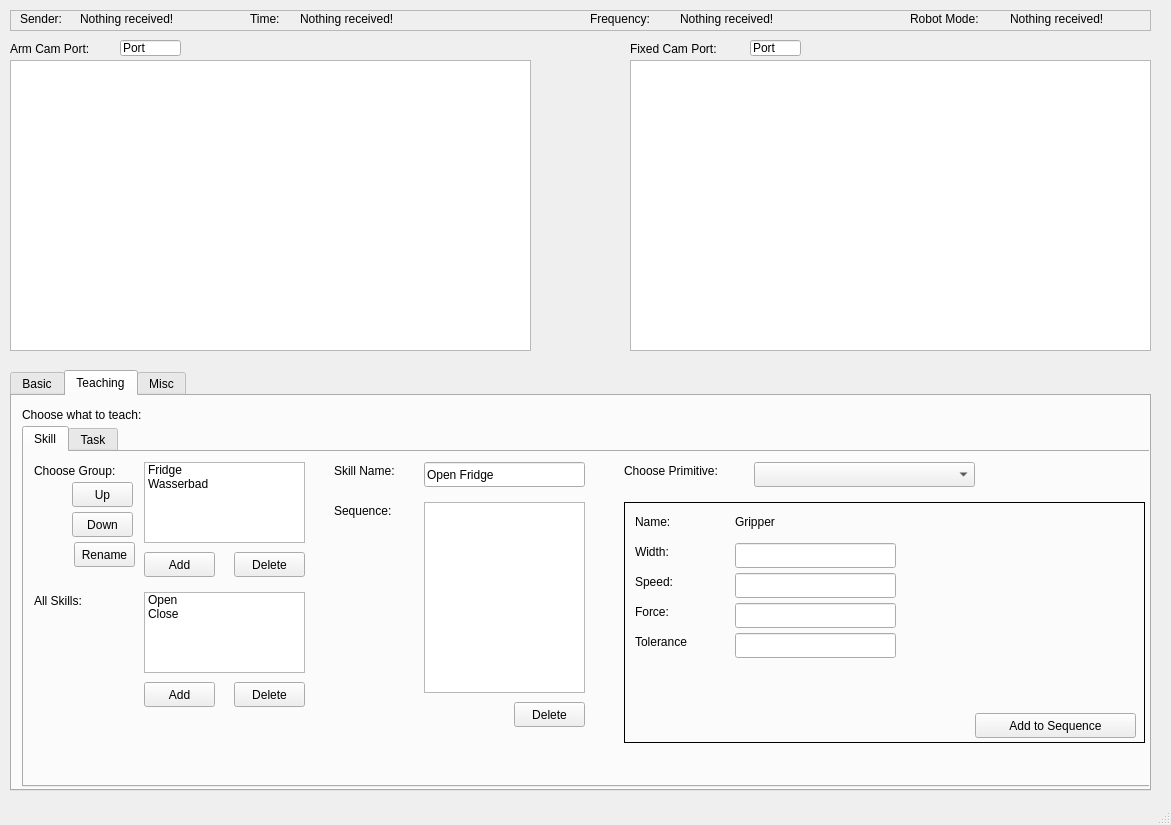
Before: the Qt Designer form user-interface/userinterface.ui in TheGaertner/cryopreservation-panda, drawn with Qt 5.
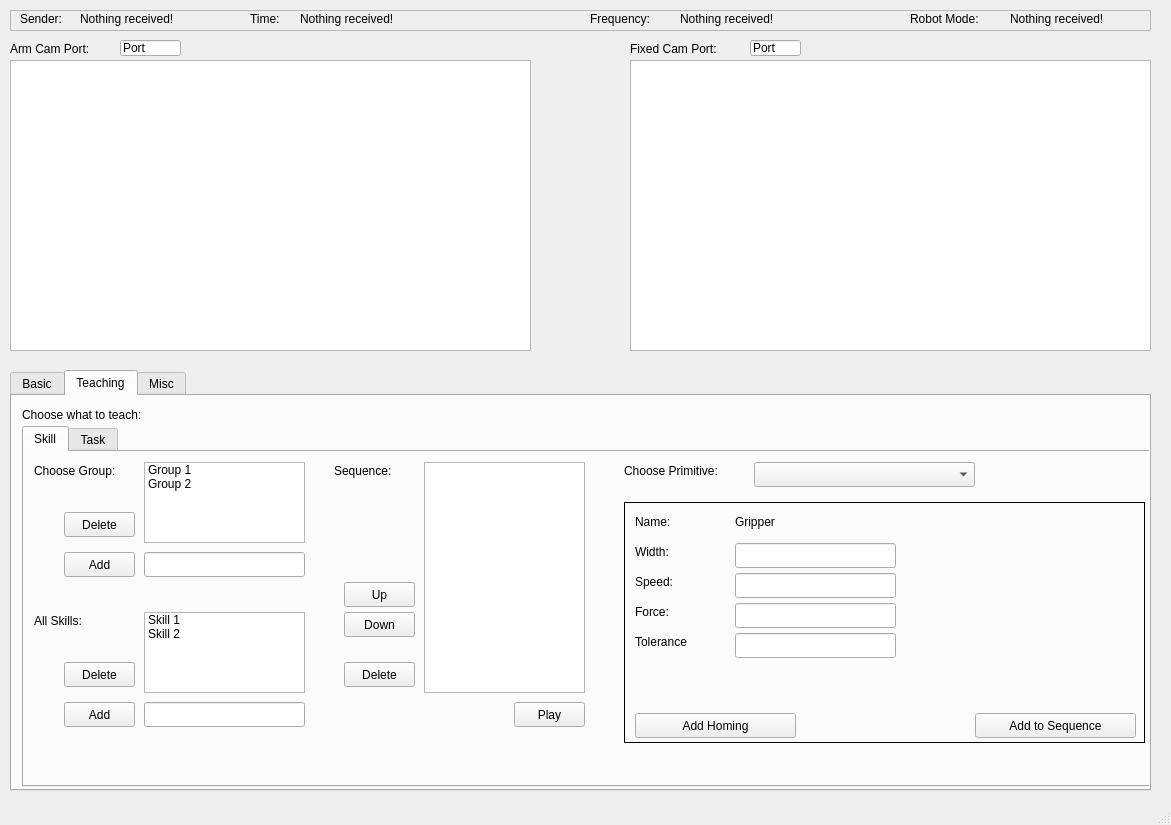
After: the same form once the commit is applied. The open tabs and pages were chosen to show the change. Icons and pictures are not drawn. Custom widgets are drawn as their Qt base class.

Diff of the .ui file:
```diff
--- a/user-interface/userinterface.ui
+++ b/user-interface/userinterface.ui
@@ -719,8 +719,8 @@
        <widget class="QPushButton" name="pushButton_23">
         <property name="geometry">
          <rect>
-          <x>490</x>
-          <y>250</y>
+          <x>320</x>
+          <y>210</y>
           <width>71</width>
           <height>25</height>
          </rect>
@@ -732,8 +732,8 @@
        <widget class="QPushButton" name="pushButton_14">
         <property name="geometry">
          <rect>
-          <x>120</x>
-          <y>230</y>
+          <x>40</x>
+          <y>250</y>
           <width>71</width>
           <height>25</height>
          </rect>
@@ -746,9 +746,9 @@
         <property name="geometry">
          <rect>
           <x>400</x>
-          <y>50</y>
+          <y>10</y>
           <width>161</width>
-          <height>191</height>
+          <height>231</height>
          </rect>
         </property>
        </widget>
@@ -756,7 +756,7 @@
         <property name="geometry">
          <rect>
           <x>310</x>
-          <y>50</y>
+          <y>10</y>
           <width>91</width>
           <height>17</height>
          </rect>
@@ -781,8 +781,8 @@
        <widget class="QPushButton" name="pushButton_22">
         <property name="geometry">
          <rect>
-          <x>210</x>
-          <y>230</y>
+          <x>40</x>
+          <y>210</y>
           <width>71</width>
           <height>25</height>
          </rect>
@@ -794,14 +794,14 @@
        <widget class="QLineEdit" name="lineEdit_11">
         <property name="geometry">
          <rect>
-          <x>400</x>
-          <y>10</y>
+          <x>120</x>
+          <y>250</y>
           <width>161</width>
           <height>25</height>
          </rect>
         </property>
         <property name="text">
-         <string>Open Fridge</string>
+         <string/>
         </property>
        </widget>
        <widget class="QLabel" name="label_21">
@@ -817,52 +817,10 @@
          <string>Choose Primitive:</string>
         </property>
        </widget>
-       <widget class="QListWidget" name="listWidget_4">
-        <property name="enabled">
-         <bool>true</bool>
-        </property>
-        <property name="geometry">
-         <rect>
-          <x>120</x>
-          <y>140</y>
-          <width>161</width>
-          <height>81</height>
-         </rect>
-        </property>
-        <item>
-         <property name="text">
-          <string>Open</string>
-         </property>
-         <property name="flags">
-          <set>ItemIsSelectable|ItemIsEditable|ItemIsDragEnabled|ItemIsUserCheckable|ItemIsEnabled</set>
-         </property>
-        </item>
-        <item>
-         <property name="text">
-          <string>Close</string>
-         </property>
-         <property name="flags">
-          <set>ItemIsSelectable|ItemIsEditable|ItemIsDragEnabled|ItemIsUserCheckable|ItemIsEnabled</set>
-         </property>
-        </item>
-       </widget>
-       <widget class="QLabel" name="label_17">
-        <property name="geometry">
-         <rect>
-          <x>310</x>
-          <y>10</y>
-          <width>91</width>
-          <height>17</height>
-         </rect>
-        </property>
-        <property name="text">
-         <string>Skill Name:</string>
-        </property>
-       </widget>
        <widget class="QPushButton" name="pushButton">
         <property name="geometry">
          <rect>
-          <x>120</x>
+          <x>40</x>
           <y>100</y>
           <width>71</width>
           <height>25</height>
@@ -875,8 +833,8 @@
        <widget class="QPushButton" name="pushButton_2">
         <property name="geometry">
          <rect>
-          <x>210</x>
-          <y>100</y>
+          <x>40</x>
+          <y>60</y>
           <width>71</width>
           <height>25</height>
          </rect>
@@ -908,7 +866,7 @@
          <enum>QFrame::Box</enum>
         </property>
         <property name="currentIndex">
-         <number>0</number>
+         <number>4</number>
         </property>
         <widget class="QWidget" name="page_7">
          <widget class="QLabel" name="label_47">
@@ -1099,7 +1057,7 @@
            </rect>
           </property>
           <property name="text">
-           <string>Duration:</string>
+           <string>Speed factor:</string>
           </property>
          </widget>
          <widget class="QPushButton" name="pushButton_32">
@@ -1352,7 +1310,7 @@
          <widget class="QLineEdit" name="lineEdit_32">
           <property name="geometry">
            <rect>
-            <x>310</x>
+            <x>150</x>
             <y>120</y>
             <width>41</width>
             <height>21</height>
@@ -1362,7 +1320,7 @@
          <widget class="QLineEdit" name="lineEdit_33">
           <property name="geometry">
            <rect>
-            <x>150</x>
+            <x>230</x>
             <y>120</y>
             <width>41</width>
             <height>21</height>
@@ -1372,7 +1330,7 @@
          <widget class="QLineEdit" name="lineEdit_34">
           <property name="geometry">
            <rect>
-            <x>230</x>
+            <x>310</x>
             <y>120</y>
             <width>41</width>
             <height>21</height>
@@ -1512,6 +1470,19 @@
            </rect>
           </property>
          </widget>
+         <widget class="QPushButton" name="pushButton_40">
+          <property name="geometry">
+           <rect>
+            <x>10</x>
+            <y>210</y>
+            <width>161</width>
+            <height>25</height>
+           </rect>
+          </property>
+          <property name="text">
+           <string>Add Homing</string>
+          </property>
+         </widget>
         </widget>
         <widget class="QWidget" name="page_12">
          <widget class="QLabel" name="label_124">
@@ -1798,7 +1769,7 @@
          <widget class="QLineEdit" name="lineEdit_58">
           <property name="geometry">
            <rect>
-            <x>280</x>
+            <x>278</x>
             <y>110</y>
             <width>41</width>
             <height>21</height>
@@ -1913,7 +1884,7 @@
         <property name="geometry">
          <rect>
           <x>10</x>
-          <y>140</y>
+          <y>160</y>
           <width>91</width>
           <height>17</height>
          </rect>
@@ -1922,11 +1893,50 @@
          <string>All Skills:</string>
         </property>
        </widget>
-       <widget class="QListWidget" name="listWidget_3">
+       <widget class="QLineEdit" name="lineEdit_13">
         <property name="geometry">
          <rect>
           <x>120</x>
-          <y>10</y>
+          <y>100</y>
+          <width>161</width>
+          <height>25</height>
+         </rect>
+        </property>
+        <property name="text">
+         <string/>
+        </property>
+       </widget>
+       <widget class="QPushButton" name="pushButton_24">
+        <property name="geometry">
+         <rect>
+          <x>320</x>
+          <y>160</y>
+          <width>71</width>
+          <height>25</height>
+         </rect>
+        </property>
+        <property name="text">
+         <string>Down</string>
+        </property>
+       </widget>
+       <widget class="QPushButton" name="pushButton_25">
+        <property name="geometry">
+         <rect>
+          <x>320</x>
+          <y>130</y>
+          <width>71</width>
+          <height>25</height>
+         </rect>
+        </property>
+        <property name="text">
+         <string>Up</string>
+        </property>
+       </widget>
+       <widget class="QListWidget" name="listWidget_4">
+        <property name="geometry">
+         <rect>
+          <x>120</x>
+          <y>160</y>
           <width>161</width>
           <height>81</height>
          </rect>
@@ -1938,11 +1948,11 @@
          <bool>false</bool>
         </property>
         <property name="dragDropMode">
-         <enum>QAbstractItemView::InternalMove</enum>
+         <enum>QAbstractItemView::NoDragDrop</enum>
         </property>
         <item>
          <property name="text">
-          <string>Fridge</string>
+          <string>Skill 1</string>
          </property>
          <property name="flags">
           <set>ItemIsSelectable|ItemIsEditable|ItemIsDragEnabled|ItemIsUserCheckable|ItemIsEnabled</set>
@@ -1950,50 +1960,44 @@
         </item>
         <item>
          <property name="text">
-          <string>Wasserbad</string>
+          <string>Skill 2</string>
          </property>
          <property name="flags">
           <set>ItemIsSelectable|ItemIsEditable|ItemIsDragEnabled|ItemIsUserCheckable|ItemIsEnabled</set>
          </property>
         </item>
        </widget>
-       <widget class="QPushButton" name="pushButton_24">
+       <widget class="QListWidget" name="listWidget_3">
         <property name="geometry">
          <rect>
-          <x>48</x>
-          <y>30</y>
-          <width>61</width>
-          <height>25</height>
+          <x>120</x>
+          <y>10</y>
+          <width>161</width>
+          <height>81</height>
          </rect>
         </property>
-        <property name="text">
-         <string>Up</string>
-        </property>
+        <item>
+         <property name="text">
+          <string>Group 1</string>
+         </property>
+        </item>
+        <item>
+         <property name="text">
+          <string>Group 2</string>
+         </property>
+        </item>
        </widget>
-       <widget class="QPushButton" name="pushButton_25">
+       <widget class="QPushButton" name="pushButton_34">
         <property name="geometry">
          <rect>
-          <x>48</x>
-          <y>60</y>
-          <width>61</width>
+          <x>490</x>
+          <y>250</y>
+          <width>71</width>
           <height>25</height>
          </rect>
         </property>
         <property name="text">
-         <string>Down</string>
-        </property>
-       </widget>
-       <widget class="QPushButton" name="pushButton_26">
-        <property name="geometry">
-         <rect>
-          <x>50</x>
-          <y>90</y>
-          <width>61</width>
-          <height>25</height>
-         </rect>
-        </property>
-        <property name="text">
-         <string>Rename</string>
+         <string>Play</string>
         </property>
        </widget>
       </widget>
@@ -2001,19 +2005,6 @@
        <attribute name="title">
         <string>Task</string>
        </attribute>
-       <widget class="QPushButton" name="pushButton_34">
-        <property name="geometry">
-         <rect>
-          <x>80</x>
-          <y>100</y>
-          <width>71</width>
-          <height>25</height>
-         </rect>
-        </property>
-        <property name="text">
-         <string>Add</string>
-        </property>
-       </widget>
        <widget class="QListWidget" name="listWidget_17">
         <property name="geometry">
          <rect>
@@ -2095,26 +2086,13 @@
          </property>
         </item>
        </widget>
-       <widget class="QPushButton" name="pushButton_33">
-        <property name="geometry">
-         <rect>
-          <x>170</x>
-          <y>100</y>
-          <width>71</width>
-          <height>25</height>
-         </rect>
-        </property>
-        <property name="text">
-         <string>Delete</string>
-        </property>
-       </widget>
        <widget class="QListWidget" name="listWidget_18">
         <property name="geometry">
          <rect>
           <x>370</x>
-          <y>50</y>
+          <y>10</y>
           <width>161</width>
-          <height>191</height>
+          <height>231</height>
          </rect>
         </property>
        </widget>
@@ -2131,19 +2109,6 @@
          <string>All Tasks:</string>
         </property>
        </widget>
-       <widget class="QLabel" name="label_45">
-        <property name="geometry">
-         <rect>
-          <x>280</x>
-          <y>10</y>
-          <width>91</width>
-          <height>17</height>
-         </rect>
-        </property>
-        <property name="text">
-         <string>Task Name:</string>
-        </property>
-       </widget>
        <widget class="QPushButton" name="pushButton_35">
         <property name="geometry">
          <rect>
@@ -2161,7 +2126,7 @@
         <property name="geometry">
          <rect>
           <x>280</x>
-          <y>50</y>
+          <y>10</y>
           <width>91</width>
           <height>17</height>
          </rect>
@@ -2183,17 +2148,69 @@
          <string>Choose Device:</string>
         </property>
        </widget>
-       <widget class="QLineEdit" name="lineEdit_12">
+       <widget class="QPushButton" name="pushButton_26">
         <property name="geometry">
          <rect>
-          <x>370</x>
-          <y>10</y>
+          <x>0</x>
+          <y>70</y>
+          <width>71</width>
+          <height>25</height>
+         </rect>
+        </property>
+        <property name="text">
+         <string>Delete</string>
+        </property>
+       </widget>
+       <widget class="QPushButton" name="pushButton_27">
+        <property name="geometry">
+         <rect>
+          <x>0</x>
+          <y>100</y>
+          <width>71</width>
+          <height>25</height>
+         </rect>
+        </property>
+        <property name="text">
+         <string>Add</string>
+        </property>
+       </widget>
+       <widget class="QLineEdit" name="lineEdit_14">
+        <property name="geometry">
+         <rect>
+          <x>80</x>
+          <y>100</y>
           <width>161</width>
           <height>25</height>
          </rect>
         </property>
         <property name="text">
-         <string>Open Fridge</string>
+         <string/>
+        </property>
+       </widget>
+       <widget class="QPushButton" name="pushButton_28">
+        <property name="geometry">
+         <rect>
+          <x>290</x>
+          <y>180</y>
+          <width>71</width>
+          <height>25</height>
+         </rect>
+        </property>
+        <property name="text">
+         <string>Up</string>
+        </property>
+       </widget>
+       <widget class="QPushButton" name="pushButton_33">
+        <property name="geometry">
+         <rect>
+          <x>290</x>
+          <y>210</y>
+          <width>71</width>
+          <height>25</height>
+         </rect>
+        </property>
+        <property name="text">
+         <string>Down</string>
         </property>
        </widget>
       </widget>
```
Left out of the diff: 19 changed lines with no effect on the pictures.
